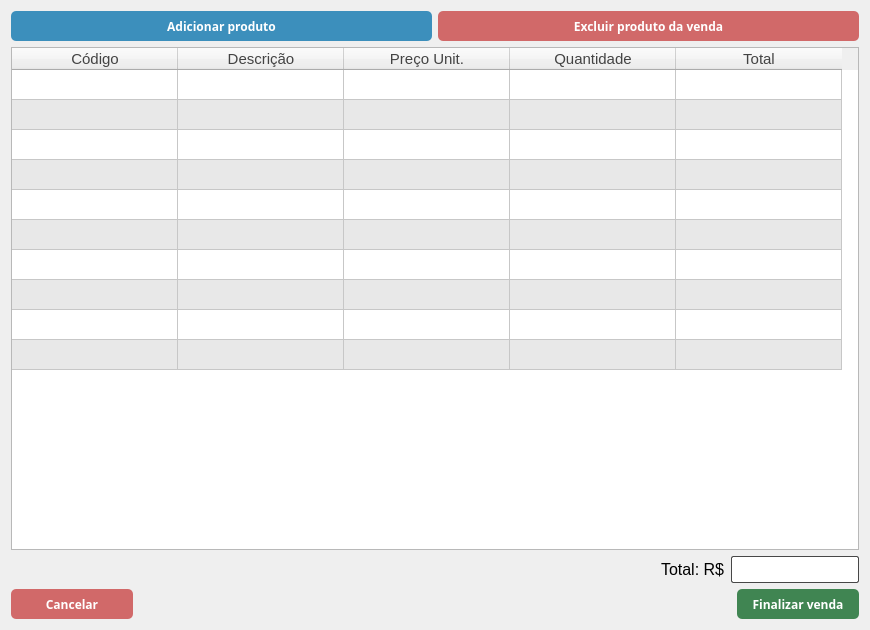
Matheusdimer/syspython, file src/ui/venda.ui: the form before one commit.
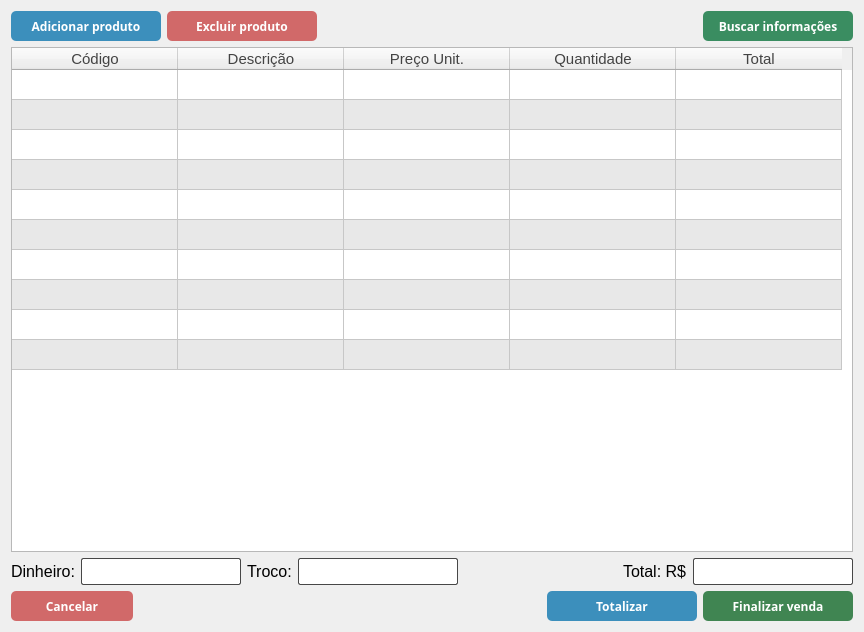
The form after the commit.

Commit message: contabilização de preços e totais na tela de venda

```diff
--- a/src/ui/venda.ui
+++ b/src/ui/venda.ui
@@ -6,8 +6,8 @@
    <rect>
     <x>0</x>
     <y>0</y>
-    <width>870</width>
-    <height>630</height>
+    <width>864</width>
+    <height>632</height>
    </rect>
   </property>
   <property name="windowTitle">
@@ -50,6 +50,7 @@
                 font-weight: 700; 
                 border-radius: 5px; 
                 height: 30px;
+				width: 150px;
             }
 
             QPushButton:hover {
@@ -57,7 +58,43 @@
             }</string>
        </property>
        <property name="text">
-        <string>Excluir produto da venda</string>
+        <string>Excluir produto</string>
+       </property>
+      </widget>
+     </item>
+     <item>
+      <spacer name="horizontalSpacer_3">
+       <property name="orientation">
+        <enum>Qt::Horizontal</enum>
+       </property>
+       <property name="sizeHint" stdset="0">
+        <size>
+         <width>40</width>
+         <height>20</height>
+        </size>
+       </property>
+      </spacer>
+     </item>
+     <item>
+      <widget class="QPushButton" name="btn_search">
+       <property name="styleSheet">
+        <string notr="true">QPushButton {
+				background-color: rgb(58, 141, 97);
+                color: #fff; 
+                font: Times New Roman; 
+                font-size: 12px; 
+                font-weight: 700; 
+                border-radius: 5px; 
+                height: 30px;
+				width: 150px;
+            }
+
+            QPushButton:hover {
+                background: #4d945f;
+            }</string>
+       </property>
+       <property name="text">
+        <string>Buscar informações</string>
        </property>
       </widget>
      </item>
@@ -65,7 +102,7 @@
    </item>
    <item row="6" column="0">
     <layout class="QGridLayout" name="gridLayout_2">
-     <item row="1" column="2">
+     <item row="1" column="3">
       <widget class="QPushButton" name="btn_finish">
        <property name="styleSheet">
         <string notr="true">QPushButton {
@@ -76,7 +113,7 @@
                 font-weight: 700; 
                 border-radius: 5px; 
                 height: 30px;
-				width: 122px;
+				width: 150px;
             }
 
             QPushButton:hover {
@@ -88,19 +125,6 @@
        </property>
       </widget>
      </item>
-     <item row="1" column="1">
-      <spacer name="horizontalSpacer">
-       <property name="orientation">
-        <enum>Qt::Horizontal</enum>
-       </property>
-       <property name="sizeHint" stdset="0">
-        <size>
-         <width>40</width>
-         <height>20</height>
-        </size>
-       </property>
-      </spacer>
-     </item>
      <item row="1" column="0">
       <widget class="QPushButton" name="btn_cancel">
        <property name="styleSheet">
@@ -124,21 +148,110 @@
        </property>
       </widget>
      </item>
+     <item row="1" column="2">
+      <widget class="QPushButton" name="btn_total">
+       <property name="styleSheet">
+        <string notr="true">QPushButton {
+                background: #3C8FBC; 
+                color: #fff; 
+                font: Times New Roman; 
+                font-size: 12px; 
+                font-weight: 700; 
+                border-radius: 5px; 
+                height: 30px;
+				width: 150px;
+            }
+
+            QPushButton:hover {
+                background: #81b2eb;
+            }</string>
+       </property>
+       <property name="text">
+        <string>Totalizar</string>
+       </property>
+      </widget>
+     </item>
+     <item row="1" column="1">
+      <spacer name="horizontalSpacer_2">
+       <property name="orientation">
+        <enum>Qt::Horizontal</enum>
+       </property>
+       <property name="sizeHint" stdset="0">
+        <size>
+         <width>40</width>
+         <height>20</height>
+        </size>
+       </property>
+      </spacer>
+     </item>
     </layout>
    </item>
    <item row="5" column="0">
     <layout class="QHBoxLayout" name="horizontalLayout">
      <item>
-      <spacer name="horizontalSpacer_2">
+      <widget class="QLabel" name="label_3">
+       <property name="styleSheet">
+        <string notr="true">font-size: 12pt</string>
+       </property>
+       <property name="text">
+        <string>Dinheiro:</string>
+       </property>
+      </widget>
+     </item>
+     <item>
+      <widget class="QLineEdit" name="lineMoney">
+       <property name="styleSheet">
+        <string notr="true">QLineEdit {
+                background: white;
+                height: 25px;
+                border: 1px solid #474747;
+                border-radius: 2px;
+                font-size: 14px;
+                font: sans-serif;
+				width: 120px;
+            }
+            QLineEdit:focus {
+                border: 1px solid #23a5c2;
+            }</string>
+       </property>
+      </widget>
+     </item>
+     <item>
+      <widget class="QLabel" name="label_2">
+       <property name="styleSheet">
+        <string notr="true">font-size: 12pt</string>
+       </property>
+       <property name="text">
+        <string>Troco:</string>
+       </property>
+      </widget>
+     </item>
+     <item>
+      <widget class="QLineEdit" name="lineTroco">
+       <property name="styleSheet">
+        <string notr="true">QLineEdit {
+                background: white;
+                height: 25px;
+                border: 1px solid #474747;
+                border-radius: 2px;
+                font-size: 14px;
+                font: sans-serif;
+				width: 120px;
+            }
+            QLineEdit:focus {
+                border: 1px solid #23a5c2;
+            }</string>
+       </property>
+      </widget>
+     </item>
+     <item>
+      <spacer name="horizontalSpacer">
        <property name="orientation">
         <enum>Qt::Horizontal</enum>
        </property>
-       <property name="sizeType">
-        <enum>QSizePolicy::Fixed</enum>
-       </property>
        <property name="sizeHint" stdset="0">
         <size>
-         <width>650</width>
+         <width>40</width>
          <height>20</height>
         </size>
        </property>
```
Left out of the diff: 2 changed lines with no effect on the pictures. The commit also changes 7 other files.
